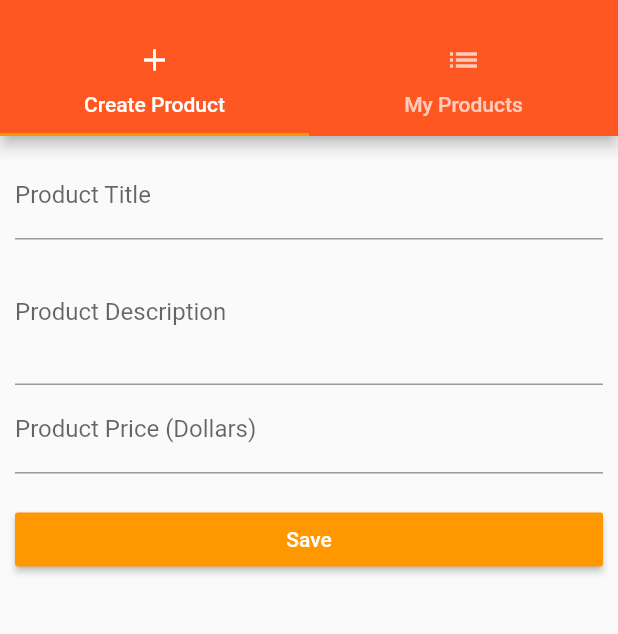
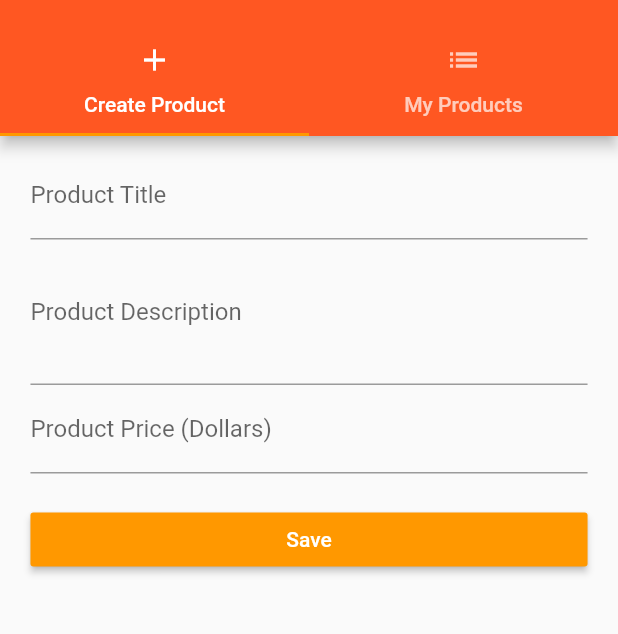
Before and after one commit to godcrampy/flutter-udemy-course, a Flutter app: the ProductsAdminPage screen opened by its route, on a phone screen of 412 x 824 dp, the part 59-693 px from its top. Run offline on Flutter 3.47's test engine with Material 2 defaults, Android fonts, the phone set to English and light mode, and no system bars.

Commit message:
Organized Code and Cleaned up UI

```diff
--- a/lib/pages/product_create.dart
+++ b/lib/pages/product_create.dart
@@ -2,7 +2,6 @@ import 'package:flutter/material.dart';
 
 class ProductCreatePage extends StatefulWidget {
   final Function addProduct;
-
   ProductCreatePage(this.addProduct);
 
   @override
@@ -15,21 +14,20 @@ class _ProductCreateStatePageState extends State<ProductCreatePage> {
   String _titleValue;
   String _descriptionValue;
   double _priceValue;
-  @override
-  Widget build(BuildContext context) {
-    return Container(
-        margin: EdgeInsets.all(10.0),
-        child: ListView(
-          children: <Widget>[
-            TextField(
+
+  Widget _buildTitleTextField() {
+    return TextField(
       decoration: InputDecoration(labelText: 'Product Title'),
       onChanged: (String value) {
         setState(() {
           _titleValue = value;
         });
       },
-            ),
-            TextField(
+    );
+  }
+
+  Widget _buildDescriptionTextField() {
+    return TextField(
       decoration: InputDecoration(labelText: "Product Description"),
       keyboardType: TextInputType.multiline,
       maxLines: 3,
@@ -38,8 +36,11 @@ class _ProductCreateStatePageState extends State<ProductCreatePage> {
           _descriptionValue = value;
         });
       },
-            ),
-            TextField(
+    );
+  }
+
+  Widget _buildPriceTextField() {
+    return TextField(
       decoration: InputDecoration(labelText: 'Product Price (Dollars)'),
       keyboardType: TextInputType.number,
       onChanged: (String value) {
@@ -47,15 +48,10 @@ class _ProductCreateStatePageState extends State<ProductCreatePage> {
           _priceValue = double.parse(value);
         });
       },
-            ),
-            SizedBox(
-              height: 20,
-            ),
-            RaisedButton(
-                color: Theme.of(context).accentColor,
-                textColor: Colors.white,
-                child: Text('Save'),
-                onPressed: () {
+    );
+  }
+
+  void _submitForm() {
     final Map<String, dynamic> product = {
       'title': _titleValue,
       'description': _descriptionValue,
@@ -64,7 +60,29 @@ class _ProductCreateStatePageState extends State<ProductCreatePage> {
     };
     widget.addProduct(product);
     Navigator.pushReplacementNamed(context, '/home');
-                })
+  }
+
+  @override
+  Widget build(BuildContext context) {
+    final deviceWidth = MediaQuery.of(context).size.width;
+    final targetWidth = deviceWidth>550?deviceWidth*0.65:deviceWidth*0.95;
+    final targetPadding = deviceWidth - targetWidth;
+    return Container(
+        margin: EdgeInsets.all(10.0),
+        child: ListView(
+          padding: EdgeInsets.symmetric(horizontal: targetPadding/2),
+          children: <Widget>[
+            _buildTitleTextField(),
+            _buildDescriptionTextField(),
+            _buildPriceTextField(),
+            SizedBox(
+              height: 20,
+            ),
+            RaisedButton(
+                color: Theme.of(context).accentColor,
+                textColor: Colors.white,
+                child: Text('Save'),
+                onPressed: _submitForm)
           ],
         ));
   }
--- a/lib/pages/products_admin.dart
+++ b/lib/pages/products_admin.dart
@@ -6,18 +6,16 @@ class ProductsAdminPage extends StatelessWidget {
   final Function addProduct;
   final Function deleteProduct;
   ProductsAdminPage(this.addProduct, this.deleteProduct);
-  @override
-  Widget build(BuildContext context) {
-    return DefaultTabController(
-        length: 2,
-        child: Scaffold(
-            drawer: Drawer(
+
+  Widget _buildSideDrawer(BuildContext context) {
+    return Drawer(
       child: Column(
         children: <Widget>[
           AppBar(
             title: Text("Manage Products"),
           ),
           ListTile(
+            leading: Icon(Icons.shop_two),
             title: Text('All Products'),
             onTap: () {
               Navigator.pushReplacementNamed(context, '/home');
@@ -25,7 +23,15 @@ class ProductsAdminPage extends StatelessWidget {
           )
         ],
       ),
-            ),
+    );
+  }
+
+  @override
+  Widget build(BuildContext context) {
+    return DefaultTabController(
+        length: 2,
+        child: Scaffold(
+            drawer: _buildSideDrawer(context),
             appBar: AppBar(
               title: Text('Manage Products'),
               bottom: TabBar(
--- a/pubspec.yaml
+++ b/pubspec.yaml
@@ -43,6 +43,7 @@ flutter:
   # To add assets to your application, add an assets section, like this:
   assets:
    - assets/food.jpg
+   - assets/background.jpg
   #  - images/a_dot_ham.jpeg
 
   # An image asset can refer to one or more resolution-specific "variants", see
```
Also changed, not shown: lib/main.dart (+7 -1 lines), lib/pages/auth.dart (+69 -31 lines), lib/pages/product.dart (+40 -7 lines), lib/pages/products.dart (+27 -9 lines), lib/product_manager.dart (deleted, +0 -13 lines), lib/products.dart (deleted, +0 -38 lines), lib/widgets/products/address_tag.dart (added, +15 -0 lines), lib/widgets/products/price_tag.dart (added, +19 -0 lines), lib/widgets/products/product_card.dart (added, +62 -0 lines), lib/widgets/products/products.dart (added, +20 -0 lines), lib/widgets/ui_elements/title_default.dart (added, +14 -0 lines), assets/background.jpg (added). Lines whose indentation alone changed are shown as unchanged.
